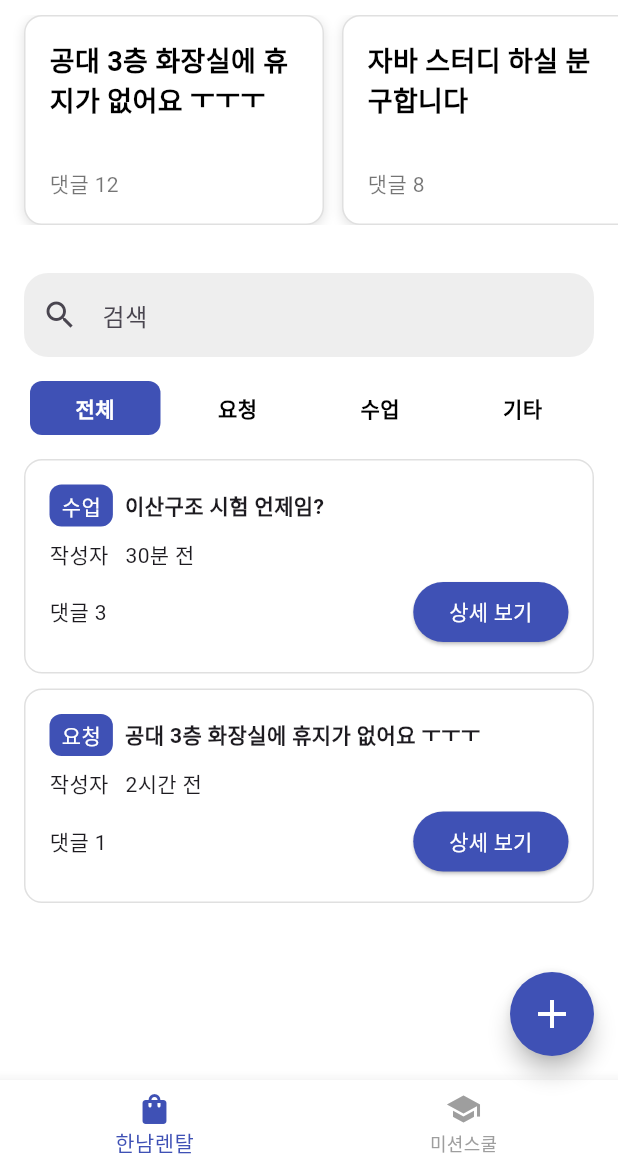
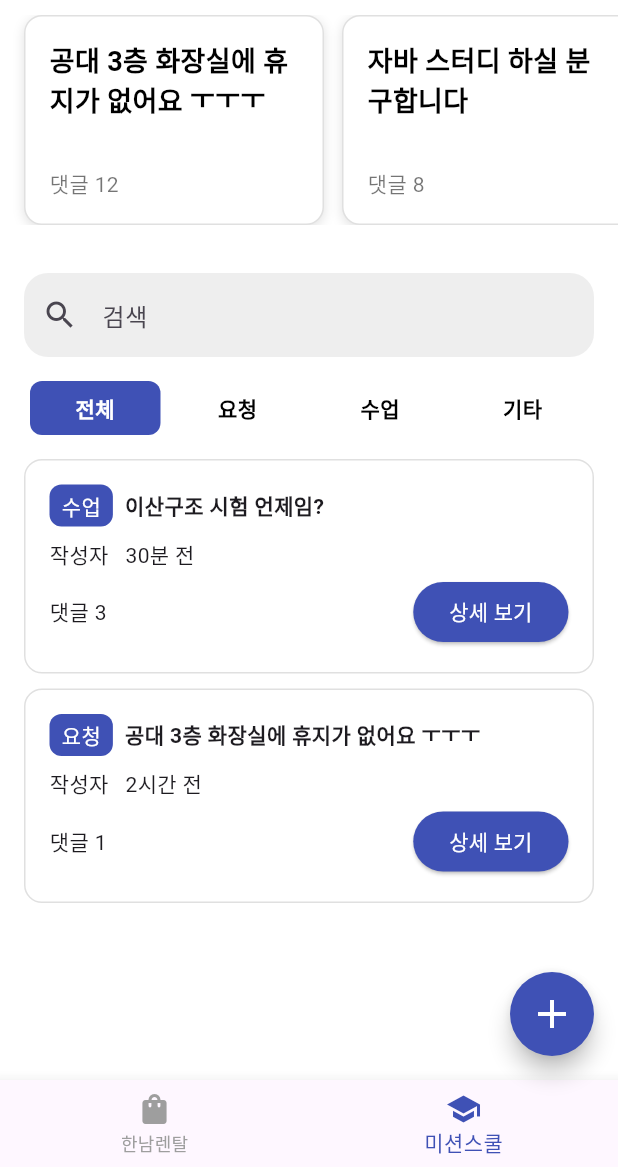
Before and after one commit to leewajin/c-box-flutter-1, a Flutter app: the MissionHome screen opened directly, on a phone screen of 412 x 824 dp, the part 69-1236 px from its top. Run offline on Flutter 3.47's test engine with Material 3 defaults, Android fonts, the phone set to English and light mode, and no system bars; our stand-ins replace shared_preferences; missing offline and left inert: qr_code_scanner; accounts and stored records are empty; Roboto replaces fonts that are missing (Pretendard).

Commit message:
하단 색 변하는거, 여러페이지 연속으로 뜨는거 수정

```diff
--- a/lib/screens/mission_home.dart
+++ b/lib/screens/mission_home.dart
@@ -1,12 +1,12 @@
 import 'package:flutter/material.dart';
 import '../widgets/category_tab_bar.dart';
 import '../widgets/post_card.dart';
-import '../widgets/bottom_nav_bar.dart';
 import '../widgets/hot_post_card.dart';
 import '../widgets/search_bar.dart';
 import '../widgets/custom_app_bar_title.dart';
 import '../screens/post_detail_page.dart';
 import '../screens/post_create_page.dart';
+import 'rental_status_page.dart';
 
 class MissionHome extends StatefulWidget {
   const MissionHome({super.key});
@@ -27,7 +27,7 @@ class _MissionHomeState extends State<MissionHome> {
       'category': '요청',
       'title': '공대 3층 화장실에 휴지가 없어요 ㅜㅜㅜ',
       'comments': 1,
-      'createdAt': DateTime.now().subtract(const Duration(hours:2)),
+      'createdAt': DateTime.now().subtract(const Duration(hours: 2)),
     },
   ];
 
@@ -41,13 +41,23 @@ class _MissionHomeState extends State<MissionHome> {
 
     if (result != null && result is Map<String, dynamic>) {
       setState(() {
-        posts.insert(0, result); // 새 글을 맨 위에 추가!
+        posts.insert(0, result);
       });
 
       ScaffoldMessenger.of(context).showSnackBar(
         const SnackBar(content: Text('게시물이 등록되었습니다!')),
       );
     }
+  }
+
+  void _onBottomTapped(int index) {
+    if (index == 0) {
+      Navigator.pushReplacement(
+        context,
+        MaterialPageRoute(builder: (_) => const RentalStatusPage()),
+      );
+    }
+    // index == 1은 현재 페이지, 아무 동작 X
   }
 
   @override
@@ -60,16 +70,33 @@ class _MissionHomeState extends State<MissionHome> {
         elevation: 0,
       ),
       body: MainContent(posts: posts),
-      bottomNavigationBar: const BottomNavBar(),
       floatingActionButton: FloatingActionButton(
         onPressed: _navigateToCreatePage,
         backgroundColor: Colors.indigo,
         shape: RoundedRectangleBorder(
           borderRadius: BorderRadius.circular(50),
         ),
-        child: const Icon(Icons.add, size: 32, color: Colors.white,),
+        child: const Icon(Icons.add, size: 32, color: Colors.white),
       ),
       floatingActionButtonLocation: FloatingActionButtonLocation.endFloat,
+
+      // ✅ 하단바 추가
+      bottomNavigationBar: BottomNavigationBar(
+        currentIndex: 1,
+        onTap: _onBottomTapped,
+        selectedItemColor: Colors.indigo,
+        unselectedItemColor: Colors.grey,
+        items: const [
+          BottomNavigationBarItem(
+            icon: Icon(Icons.shopping_bag),
+            label: '한남렌탈',
+          ),
+          BottomNavigationBarItem(
+            icon: Icon(Icons.school),
+            label: '미션스쿨',
+          ),
+        ],
+      ),
     );
   }
 }
@@ -89,7 +116,6 @@ class MainContent extends StatelessWidget {
 
     return Column(
       children: [
-        // 핫게시글
         SizedBox(
           height: 140,
           child: ListView.separated(
@@ -112,16 +138,13 @@ class MainContent extends StatelessWidget {
             },
           ),
         ),
-
         const SizedBox(height: 16),
         const CustomSearchBar(),
         const CategoryTabBar(categories: ['전체', '요청', '수업', '기타']),
-
-        // 동적으로 게시글 렌더링
         Expanded(
           child: posts.isEmpty
-            ? const Center(child: Text('게시글이 없습니다.'))
-            : ListView.separated(
+              ? const Center(child: Text('게시글이 없습니다.'))
+              : ListView.separated(
             padding: const EdgeInsets.all(16),
             itemCount: posts.length,
             separatorBuilder: (_, __) => const SizedBox(height: 10),
```
Also changed, not shown: lib/main.dart (+16 -10 lines), lib/screens/main_screen.dart (added, +48 -0 lines), lib/screens/rental_status_page.dart (+30 -4 lines).
